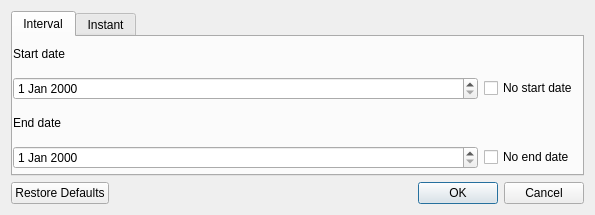
Qt form timeinput_dialog.ui (havochvatten/ArcGISConnector-QGIS-Plugin) before a commit.
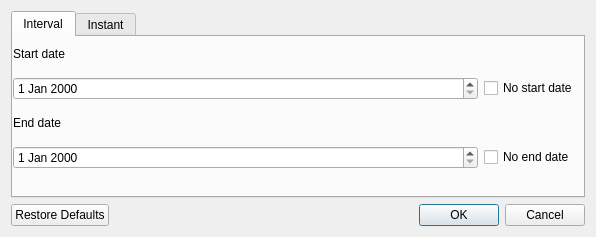
The same form after that commit.

Commit message: QoL on time picker

```diff
--- a/timeinput_dialog.ui
+++ b/timeinput_dialog.ui
@@ -6,8 +6,8 @@
    <rect>
     <x>0</x>
     <y>0</y>
-    <width>595</width>
-    <height>215</height>
+    <width>596</width>
+    <height>237</height>
    </rect>
   </property>
   <property name="windowTitle">
```
The commit also changes 1 other file.
